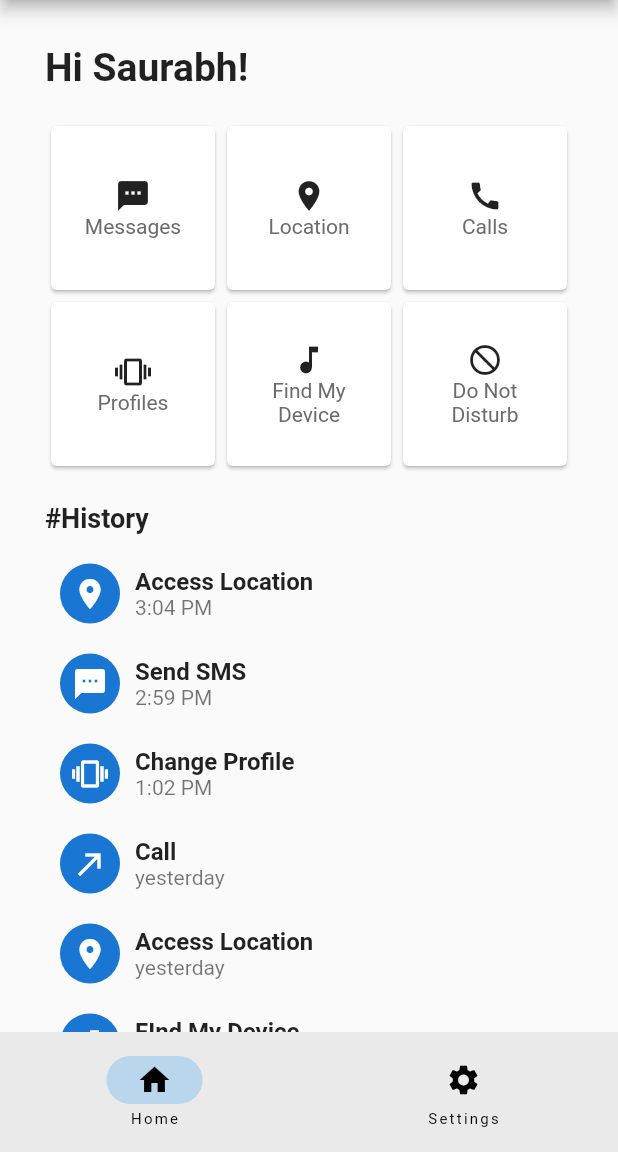
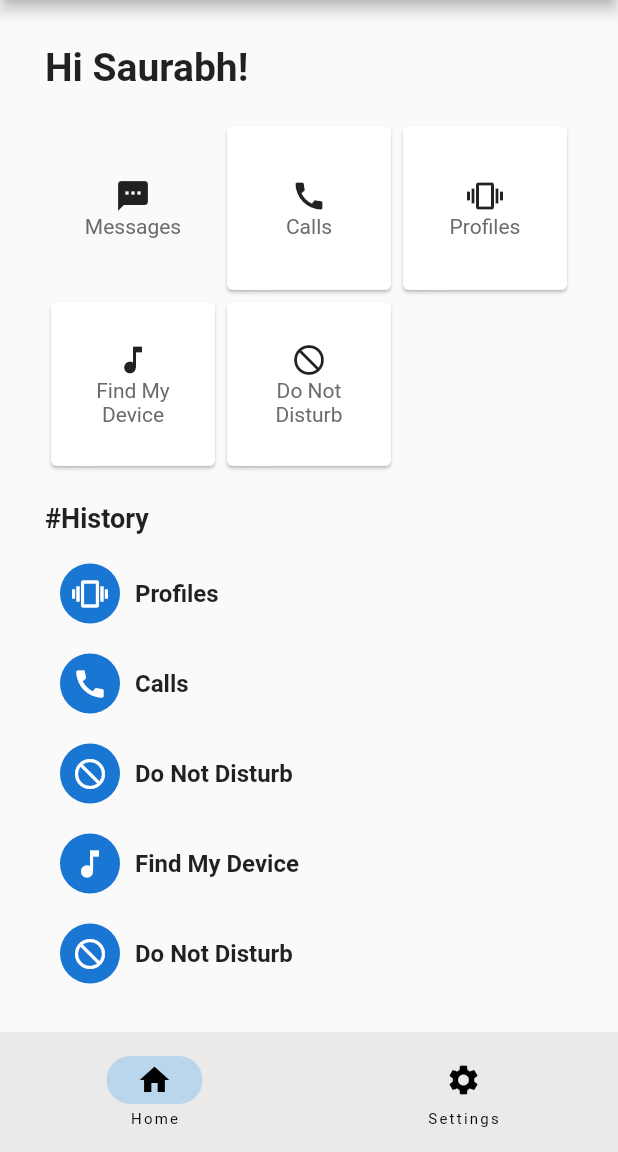
Before and after one commit to r00t-victor/sharptrack, a Flutter app: the screen it shows after launch, on a phone screen of 412 x 824 dp, the part 84-1236 px from its top. Run offline on Flutter 3.47's test engine with Material 2 defaults, Android fonts, the phone set to English and light mode, and no system bars; our stand-ins replace audioplayers, shared_preferences; missing offline and left inert: flutter_phone_direct_caller, sound_mode, telephony, volume_control.

Commit message:
homepae dnamic, history dynamic partially, calling feature complete

```diff
--- a/lib/screens/helpscreen.dart
+++ b/lib/screens/helpscreen.dart
@@ -85,7 +85,7 @@ class Helpscreen extends StatelessWidget {
                     Padding(
                       padding: EdgeInsets.all(5),
                       child: Text(
-                        "#PIN ring",
+                        "#PIN ring on",
                         textScaleFactor: 1.6,
                       ),
                     ),
--- a/lib/skeleton.dart
+++ b/lib/skeleton.dart
@@ -1,28 +1,33 @@
+import 'dart:convert';
+
 import 'package:flutter/material.dart';
 import 'package:shared_preferences/shared_preferences.dart';
 import 'smsprocessor.dart';
 import 'package:telephony/telephony.dart';
 
+BuildContext? appContext;
 //Static function for backround running
 @pragma('vm:entry-point')
 backgroundMessageHandler(SmsMessage message) async {
   String? text = message.body;
   if (text != null) {
-    SmsProcessor.processSms(text);
+    SmsProcessor.processSms(text, message.address, appContext);
   }
   // debugPrint(message.body);
 }
 
 @pragma('vm:entry-point')
-void startTelephony() {
+void startTelephony(BuildContext context) {
+  appContext = context;
   Telephony.instance.listenIncomingSms(
     onNewMessage: (SmsMessage message) {
       // print('New message');
       // print(message.address);
       // print(message.body);
       String? text = message.body;
+      String? sender = message.address;
       if (text != null) {
-        SmsProcessor.processSms(text);
+        SmsProcessor.processSms(text, sender, context);
       }
     },
     listenInBackground: true,
@@ -32,6 +37,38 @@ void startTelephony() {
 
 class Skeleton extends ChangeNotifier {
   String? _name;
+
+  final List<String> servicesLabels = [
+    'Messages',
+    'Calls',
+    'Profiles',
+    'Find My Device',
+    'Do Not Disturb'
+  ];
+  final List<IconData> servicesIcons = [
+    Icons.sms,
+    Icons.call,
+    Icons.vibration,
+    Icons.music_note,
+    Icons.do_not_disturb
+  ];
+
+  List<bool> servicesActive = [false, true, true, true, true];
+
+  List<int> history = [2, 1, 4, 3, 4];
+
+  void toggleServices(int index, BuildContext context) {
+    print("Toggling ${servicesLabels[index]}");
+    servicesActive[index] = !servicesActive[index];
+    if (servicesActive[index]) {
+      ScaffoldMessenger.of(context).showSnackBar(
+          SnackBar(content: Text('${servicesLabels[index]} enabled!')));
+    } else {
+      ScaffoldMessenger.of(context).showSnackBar(
+          SnackBar(content: Text('${servicesLabels[index]} disabled!')));
+    }
+    notifyListeners();
+  }
 
   String get name {
     if (_name == null) {
@@ -58,9 +95,23 @@ class Skeleton extends ChangeNotifier {
         await Telephony.instance.requestPhoneAndSmsPermissions;
     if (permissionsGranted != null && permissionsGranted) {
       debugPrint('Permission granted');
-      startTelephony();
+      servicesActive[0] = true;
+      notifyListeners();
+      startTelephony(context);
     } else {
       print('permission not available');
     }
   }
+
+  int get historyCount {
+    return history.length;
+  }
+
+  IconData getHistoryIcon(index) {
+    return servicesIcons[history[index]];
+  }
+
+  String getHistoryTitle(index) {
+    return servicesLabels[history[index]];
+  }
 }
--- a/lib/widgets/historytile.dart
+++ b/lib/widgets/historytile.dart
@@ -1,35 +1,10 @@
 import 'package:flutter/material.dart';
 
 class HistoryTile extends StatelessWidget {
-  HistoryTile({super.key, required this.index});
-  final int index;
-  final List<IconData> tileIcons = [
-    Icons.location_on,
-    Icons.sms,
-    Icons.vibration,
-    Icons.call_made,
-    Icons.location_on,
-    Icons.music_note,
-    Icons.ring_volume
-  ];
-  final List<String> tileTitles = [
-    'Access Location',
-    'Send SMS',
-    'Change Profile',
-    'Call',
-    'Access Location',
-    'FInd My Device',
-    'Change Profile'
-  ];
-  final List<String> tileTimes = [
-    '3:04 PM',
-    '2:59 PM',
-    '1:02 PM',
-    'yesterday',
-    'yesterday',
-    '6-11-22',
-    '9-10-22'
-  ];
+  HistoryTile({super.key, required this.tileIcon, required this.tileTitle});
+  final IconData tileIcon;
+  final String tileTitle;
+
   @override
   Widget build(BuildContext context) {
     return Padding(
@@ -37,7 +12,7 @@ class HistoryTile extends StatelessWidget {
         child: Row(
           children: [
             CircleAvatar(
-              child: Icon(tileIcons[index]),
+              child: Icon(tileIcon),
             ),
             const SizedBox(
               width: 10.0,
@@ -47,16 +22,16 @@ class HistoryTile extends StatelessWidget {
               crossAxisAlignment: CrossAxisAlignment.start,
               children: [
                 Text(
-                  tileTitles[index],
+                  tileTitle,
                   style: const TextStyle(
                     fontWeight: FontWeight.w600,
                     fontSize: 16.0,
                   ),
                 ),
-                Text(
-                  tileTimes[index],
-                  style: const TextStyle(color: Colors.black54),
-                ),
+                // Text(
+                //   tileTimes[index],
+                //   style: const TextStyle(color: Colors.black54),
+                // ),
               ],
             )),
           ],
--- a/lib/widgets/homepagecontent.dart
+++ b/lib/widgets/homepagecontent.dart
@@ -6,22 +6,6 @@ import 'package:sharptrack/widgets/servicescard.dart';
 
 class HomePageContent extends StatelessWidget {
   HomePageContent({super.key});
-  final List<String> servicesLabels = [
-    'Messages',
-    'Location',
-    'Calls',
-    'Profiles',
-    'Find My Device',
-    'Do Not Disturb'
-  ];
-  final List<IconData> servicesIcons = [
-    Icons.sms,
-    Icons.location_on,
-    Icons.call,
-    Icons.vibration,
-    Icons.music_note,
-    Icons.do_not_disturb
-  ];
 
   @override
   Widget build(BuildContext context) {
@@ -43,10 +27,9 @@ class HomePageContent extends StatelessWidget {
             shrinkWrap: true,
             crossAxisCount: 3,
             children: List.generate(
-              servicesLabels.length,
+              Provider.of<Skeleton>(context).servicesLabels.length,
               ((index) {
-                return ServicesCard(
-                    label: servicesLabels[index], icon: servicesIcons[index]);
+                return ServicesCard(index: index);
               }),
             ),
           ),
@@ -61,11 +44,18 @@ class HomePageContent extends StatelessWidget {
             ),
           ),
           Expanded(
-            child: ListView.builder(
-              itemCount: 7,
-              itemBuilder: ((context, index) {
-                return HistoryTile(index: index);
-              }),
+            child: Consumer<Skeleton>(
+              builder: (context, value, child) {
+                return ListView.builder(
+                  itemCount: value.historyCount,
+                  itemBuilder: ((context, index) {
+                    return HistoryTile(
+                      tileIcon: value.getHistoryIcon(index),
+                      tileTitle: value.getHistoryTitle(index),
+                    );
+                  }),
+                );
+              },
             ),
           ),
         ],
--- a/lib/widgets/servicesCard.dart
+++ b/lib/widgets/servicesCard.dart
@@ -1,10 +1,10 @@
 import 'package:flutter/material.dart';
+import 'package:provider/provider.dart';
+import 'package:sharptrack/skeleton.dart';
 
 class ServicesCard extends StatefulWidget {
-  ServicesCard({super.key, required this.label, required this.icon});
-  final String label;
-  final IconData icon;
-  bool isactive = true;
+  ServicesCard({super.key, required this.index});
+  final int index;
 
   @override
   State<ServicesCard> createState() => _ServicesCardState();
@@ -13,15 +13,18 @@ class ServicesCard extends StatefulWidget {
 class _ServicesCardState extends State<ServicesCard> {
   @override
   Widget build(BuildContext context) {
+    return Consumer<Skeleton>(
+      builder: (context, value, child) {
         return Card(
-      elevation: widget.isactive ? 1.0 : 0.0,
-      color: widget.isactive
+          elevation: value.servicesActive[widget.index] ? 1.0 : 0.0,
+          color: value.servicesActive[widget.index]
               ? Colors.white
               : Theme.of(context).scaffoldBackgroundColor,
           child: InkWell(
             onTap: () {
               setState(() {
-            widget.isactive = !widget.isactive;
+                Provider.of<Skeleton>(context, listen: false)
+                    .toggleServices(widget.index, context);
               });
             },
             child: Padding(
@@ -29,9 +32,9 @@ class _ServicesCardState extends State<ServicesCard> {
               child: Column(
                 mainAxisAlignment: MainAxisAlignment.center,
                 children: [
-              Icon(widget.icon),
+                  Icon(value.servicesIcons[widget.index]),
                   Text(
-                widget.label,
+                    value.servicesLabels[widget.index],
                     textAlign: TextAlign.center,
                     style: const TextStyle(
                       fontSize: 14.0,
@@ -43,5 +46,7 @@ class _ServicesCardState extends State<ServicesCard> {
             ),
           ),
         );
+      },
+    );
   }
 }
```
Also changed, not shown: lib/smsprocessor.dart (+41 -7 lines). Lines whose indentation alone changed are shown as unchanged.
